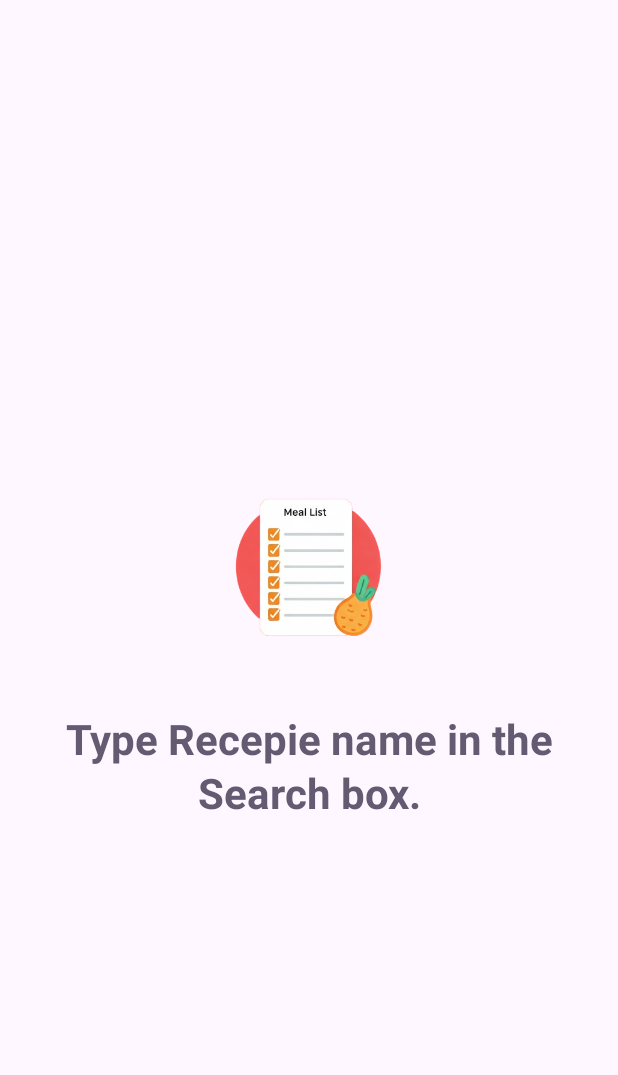
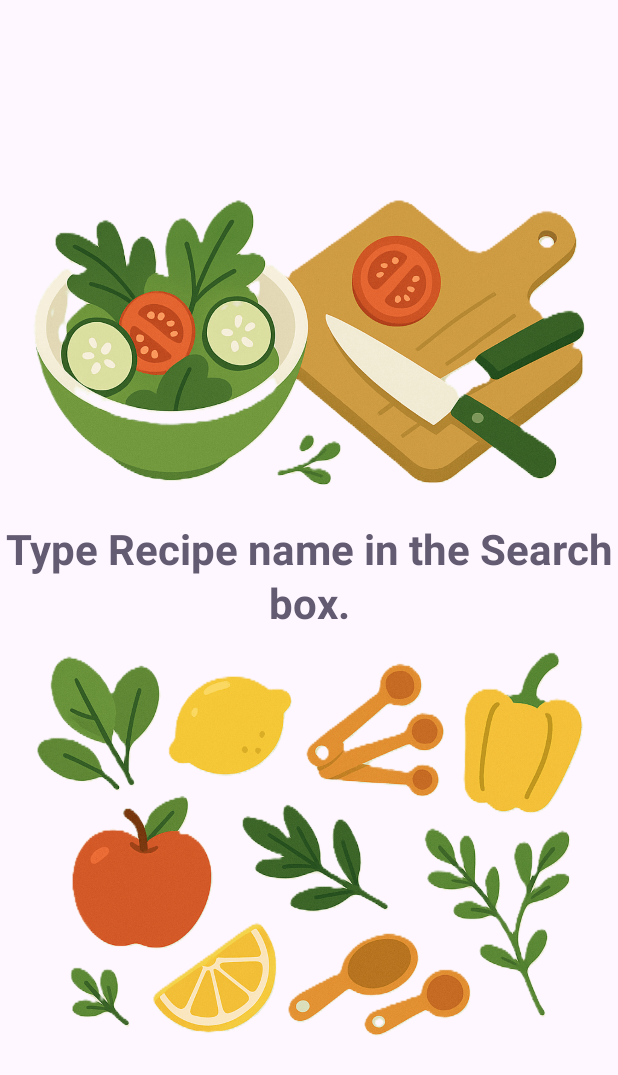
Before and after one commit to iamShekharGH/Eat-Well-Live-Wel, an Android app built with Jetpack Compose: the @Preview function LandingScreenPreview, on a phone screen of 412 x 824 dp. Shown: the top 1075 px of the screen. Run offline under Robolectric (Android 15) with nearby library versions, the phone set to English and light mode, and no system bars.

Commit message:
Refactor: Updated placeholder images and UI enhancements
- Updated placeholder and error images in `RecipeDetailScreen`, `ProductMatchesItem`, `HomeScreen`, `MainSearchScreen`, and `ExtendedIngredientItem` to use new drawables (`placeholder.png`, `image_error.png`, `ingredients.png`).
- Modified `LoadingScreen` to display a background image (`loading_screen.png`) and adjusted the position of the loading text.
- Changed `LandingScreen` to use a background image (`welcome.png`) and repositioned the instructional text.
- Removed unused import `MainHomeScreen` from `HomeScreenNavigation.kt`.
- Updated package declaration in `HomeScreen.kt`.
- Removed commented out code block from `HomeScreen.kt`.

```diff
--- a/features/src/main/java/com/shekharhandigol/features/detailScreen/ExtendedIngredientItem.kt
+++ b/features/src/main/java/com/shekharhandigol/features/detailScreen/ExtendedIngredientItem.kt
@@ -40,7 +40,8 @@ fun ExtendedIngredientItem(ingredient: RecipeDetailsResponse.ExtendedIngredient)
                 .size(58.dp)
                 .padding(4.dp)
                 .clip(RoundedCornerShape(4.dp)),
-            error = painterResource(R.drawable.image_error)
+            error = painterResource(R.drawable.ingredients),
+            placeholder = painterResource(R.drawable.ingredients)
         )
         Column {
             Text(
--- a/features/src/main/java/com/shekharhandigol/features/detailScreen/RecipeDetailScreen.kt
+++ b/features/src/main/java/com/shekharhandigol/features/detailScreen/RecipeDetailScreen.kt
@@ -75,8 +75,8 @@ fun RecipeDetailScreen(details: RecipeDetailsResponse) {
                     .fillMaxWidth()
                     .height(300.dp)
                     .clip(RoundedCornerShape(40.dp)),
-                fallback = painterResource(id = R.drawable.three),
-                placeholder = painterResource(id = R.drawable.three),
+                fallback = painterResource(id = R.drawable.placeholder),
+                placeholder = painterResource(id = R.drawable.placeholder),
                 error = painterResource(id = R.drawable.image_error),
                 contentScale = ContentScale.Crop,
             )
--- a/features/src/main/java/com/shekharhandigol/features/homeScreen/HomeScreenNavigation.kt
+++ b/features/src/main/java/com/shekharhandigol/features/homeScreen/HomeScreenNavigation.kt
@@ -1,6 +1,5 @@
 package com.shekharhandigol.features.homeScreen
 
-import MainHomeScreen
 import androidx.navigation.NavGraphBuilder
 import androidx.navigation.compose.composable
 import androidx.navigation.navigation
--- a/features/src/main/java/com/shekharhandigol/features/homeScreen/LandingScreen.kt
+++ b/features/src/main/java/com/shekharhandigol/features/homeScreen/LandingScreen.kt
@@ -1,12 +1,11 @@
 package com.shekharhandigol.features.homeScreen
 
 import androidx.compose.foundation.Image
-import androidx.compose.foundation.layout.Arrangement
-import androidx.compose.foundation.layout.Column
+import androidx.compose.foundation.background
+import androidx.compose.foundation.layout.Box
 import androidx.compose.foundation.layout.fillMaxSize
-import androidx.compose.foundation.layout.size
+import androidx.compose.foundation.layout.padding
 import androidx.compose.material3.MaterialTheme
-import androidx.compose.material3.Surface
 import androidx.compose.material3.Text
 import androidx.compose.runtime.Composable
 import androidx.compose.ui.Alignment
@@ -21,31 +20,26 @@ import com.shekharhandigol.features.R
 
 @Composable
 fun LandingScreen() {
-    Surface(
-        modifier = Modifier.fillMaxSize(),
-        color = MaterialTheme.colorScheme.background,
-        contentColor = MaterialTheme.colorScheme.onSecondaryContainer,
 
-        ) {
-        Column(
-            modifier = Modifier.fillMaxSize(),
-            horizontalAlignment = Alignment.CenterHorizontally,
-            verticalArrangement = Arrangement.Center
+    Box(
+        modifier = Modifier
+            .fillMaxSize()
+            .background(MaterialTheme.colorScheme.background),
+        contentAlignment = Alignment.Center
     ) {
         Image(
-                painter = painterResource(id = R.drawable.three),
-                contentDescription = "Logo",
-                modifier = Modifier.size(200.dp)
+            painter = painterResource(id = R.drawable.welcome),
+            contentDescription = "Background",
+            modifier = Modifier.fillMaxSize()
         )
         Text(
-                text = "Type Recepie name in the Search box.",
+            text = "Type Recipe name in the Search box.",
             style = MaterialTheme.typography.headlineMedium,
             color = MaterialTheme.colorScheme.secondary,
             fontWeight = FontWeight.Bold,
-                textAlign = TextAlign.Center
+            textAlign = TextAlign.Center,
+            modifier = Modifier.padding(bottom = 54.dp)
         )
-        }
-
 
     }
 }
```
Also changed, not shown: features/src/main/java/com/shekharhandigol/features/MainSearchScreen.kt (+7 -2 lines), features/src/main/java/com/shekharhandigol/features/detailScreen/ProductMatchesItem.kt (+8 -1 lines), features/src/main/java/com/shekharhandigol/features/homeScreen/HomeScreen.kt (+4 -38 lines), features/src/main/java/com/shekharhandigol/features/homeScreen/LoadingScreen.kt (+17 -21 lines). Lines whose indentation alone changed are shown as unchanged.
